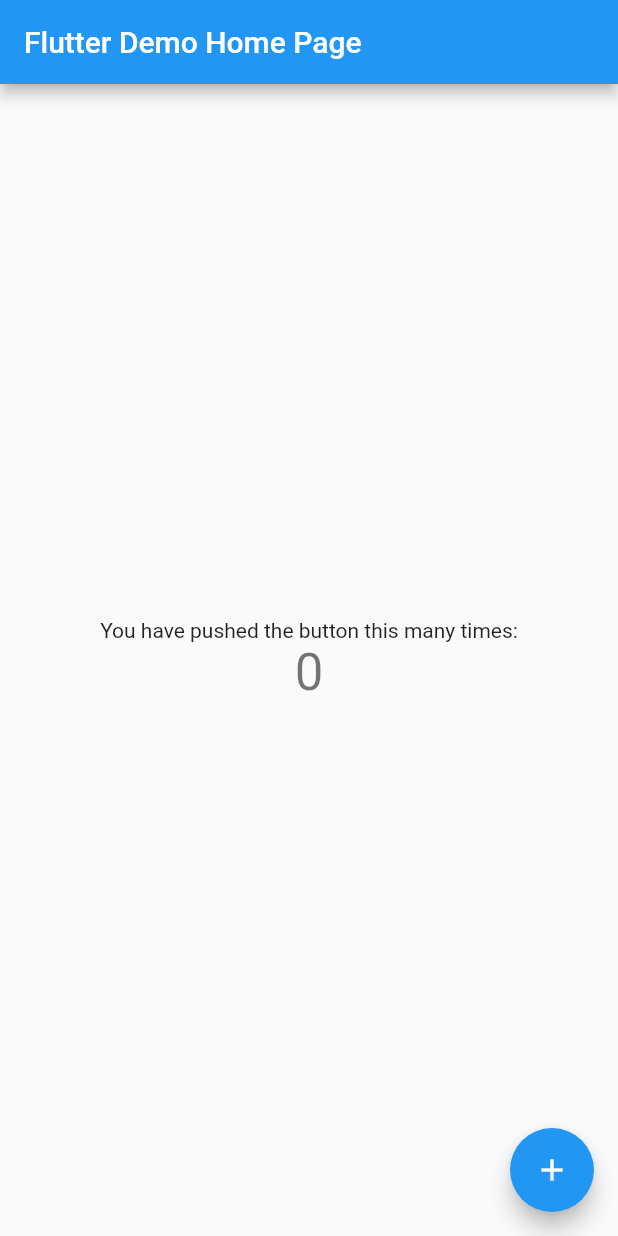
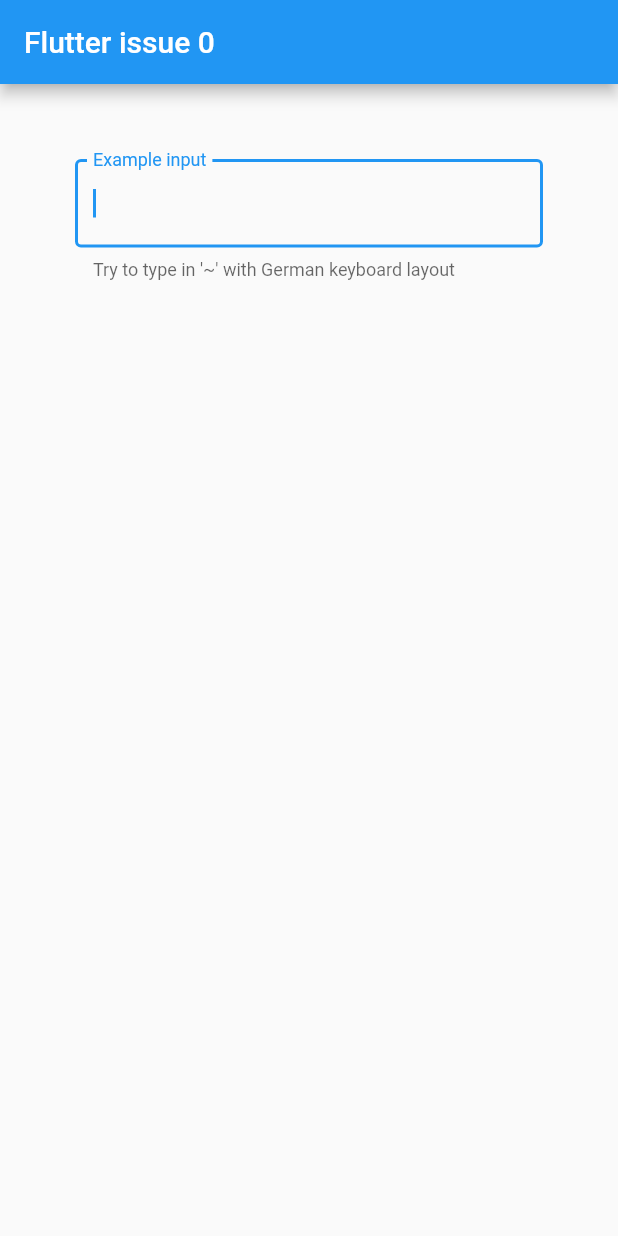
Before and after one commit to jmewes/flutter_issue_68713, a Flutter app: the screen it shows after launch, on a phone screen of 412 x 824 dp. Run offline on Flutter 3.47's test engine with Material 2 defaults, Android fonts, the light colour scheme and no system bars.

Commit message:
Add code to reproduce the issue

```diff
--- a/lib/main.dart
+++ b/lib/main.dart
@@ -1,4 +1,4 @@
-import 'package:flutter/material.dart';
+import "package:flutter/material.dart";
 
 void main() {
   runApp(MyApp());
@@ -8,57 +8,45 @@
   @override
   Widget build(BuildContext context) {
     return MaterialApp(
-      title: 'Flutter Demo',
+      title: "Flutter Issue",
       theme: ThemeData(
         primarySwatch: Colors.blue,
       ),
-      home: MyHomePage(title: 'Flutter Demo Home Page'),
+      home: MyHomePage(),
     );
   }
 }
 
 class MyHomePage extends StatefulWidget {
-  MyHomePage({Key key, this.title}) : super(key: key);
-
-  final String title;
 
   @override
   _MyHomePageState createState() => _MyHomePageState();
 }
 
 class _MyHomePageState extends State<MyHomePage> {
-  int _counter = 0;
 
-  void _incrementCounter() {
-    setState(() {
-      _counter++;
-    });
-  }
+  final exampleInputController = TextEditingController();
 
   @override
   Widget build(BuildContext context) {
     return Scaffold(
       appBar: AppBar(
-        title: Text(widget.title),
+        title: Text("Flutter issue 0"),
       ),
-      body: Center(
-        child: Column(
-          mainAxisAlignment: MainAxisAlignment.center,
-          children: <Widget>[
-            Text(
-              'You have pushed the button this many times:',
+      body: Align(
+        alignment: Alignment.topCenter,
+        child: Padding(
+          padding: const EdgeInsets.all(50),
+          child: TextFormField(
+            controller: exampleInputController,
+            autofocus: true,
+            decoration: InputDecoration(
+              labelText: "Example input",
+              border: const OutlineInputBorder(),
+              helperText: "Try to type in '~' with German keyboard layout",
             ),
-            Text(
-              '$_counter',
-              style: Theme.of(context).textTheme.headline4,
-            ),
-          ],
+          ),
         ),
-      ),
-      floatingActionButton: FloatingActionButton(
-        onPressed: _incrementCounter,
-        tooltip: 'Increment',
-        child: Icon(Icons.add),
       ),
     );
   }
```
